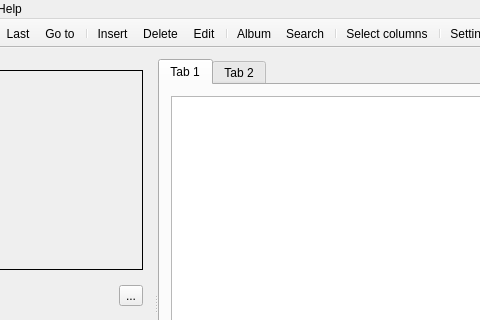
Before: the Qt Designer form Forms/CMain.ui in skynowa/xxxdb, drawn with Qt 5; both pictures show x 179 to 659 and y 0 to 320 of the 1118 by 580 pixel window.
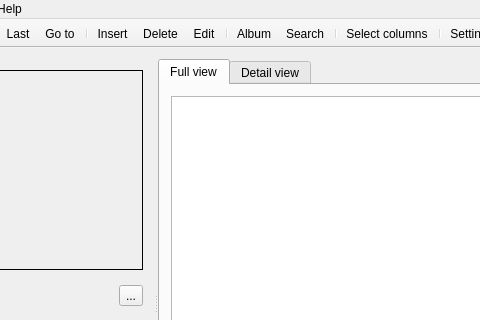
After: the same form once the commit is applied. Icons and pictures are not drawn. Custom widgets are drawn as their Qt base class.

Commit message: FIX: Tab texts

The edit to the form file:
```diff
--- a/Forms/CMain.ui
+++ b/Forms/CMain.ui
@@ -108,7 +108,7 @@
        </property>
        <widget class="QWidget" name="tabInfoFull">
         <attribute name="title">
-         <string>Tab 1</string>
+         <string>Full view</string>
         </attribute>
         <layout class="QGridLayout" name="gridLayout_3">
          <item row="0" column="0">
@@ -118,7 +118,7 @@
        </widget>
        <widget class="QWidget" name="tabInfoDetail">
         <attribute name="title">
-         <string>Tab 2</string>
+         <string>Detail view</string>
         </attribute>
         <layout class="QGridLayout" name="gridLayout_5">
          <item row="0" column="0">
```
Left out of the diff: 2 changed lines with no effect on the pictures. The commit also changes 2 other files.
